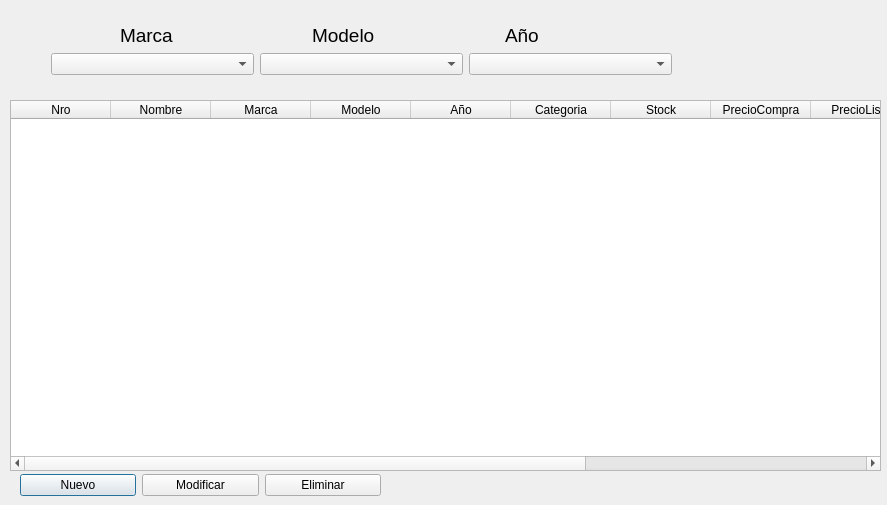
Qt form guiproducto.ui (Jose-Cisneros/TallerCTRL) before a commit.
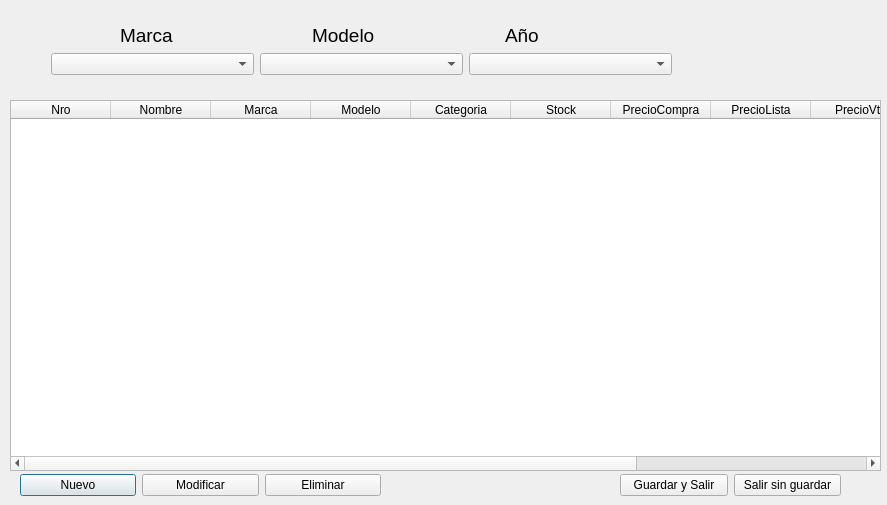
The same form after that commit.

Diff of the .ui file:
```diff
--- a/guiproducto.ui
+++ b/guiproducto.ui
@@ -42,11 +42,6 @@
      <string>Modelo</string>
     </property>
    </column>
-   <column>
-    <property name="text">
-     <string>Año</string>
-    </property>
-   </column>
    <column>
     <property name="text">
      <string>Categoria</string>
@@ -116,7 +111,7 @@
     </item>
    </layout>
   </widget>
-  <widget class="QWidget" name="">
+  <widget class="QWidget" name="layoutWidget">
    <property name="geometry">
     <rect>
      <x>120</x>
@@ -164,7 +159,7 @@
     </item>
    </layout>
   </widget>
-  <widget class="QWidget" name="">
+  <widget class="QWidget" name="layoutWidget">
    <property name="geometry">
     <rect>
      <x>20</x>
@@ -197,6 +192,32 @@
     </item>
    </layout>
   </widget>
+  <widget class="QWidget" name="">
+   <property name="geometry">
+    <rect>
+     <x>620</x>
+     <y>470</y>
+     <width>221</width>
+     <height>31</height>
+    </rect>
+   </property>
+   <layout class="QHBoxLayout" name="horizontalLayout_4">
+    <item>
+     <widget class="QPushButton" name="pushButton">
+      <property name="text">
+       <string>Guardar y Salir</string>
+      </property>
+     </widget>
+    </item>
+    <item>
+     <widget class="QPushButton" name="pushButton_2">
+      <property name="text">
+       <string>Salir sin guardar</string>
+      </property>
+     </widget>
+    </item>
+   </layout>
+  </widget>
  </widget>
  <resources/>
  <connections/>
```
Left out of the diff: 2 changed lines with no effect on the pictures.
